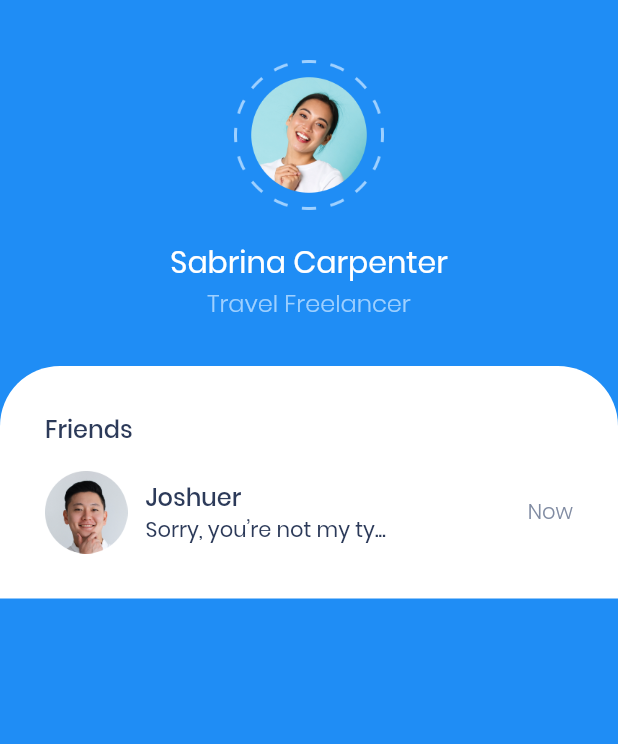
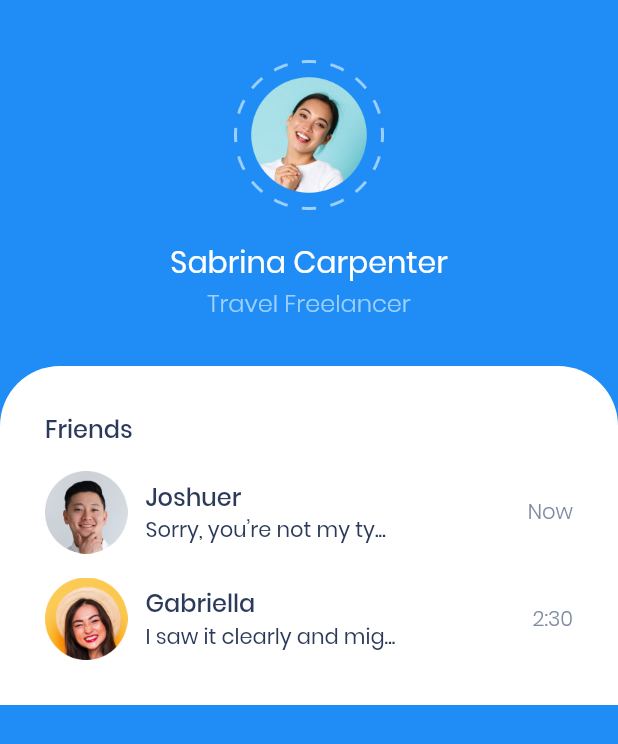
Before and after one commit to Dzaky02/chatty_apps, a Flutter app: the screen it shows after launch, on a phone screen of 412 x 824 dp. Shown: the top 744 px of the screen. Run offline on Flutter 3.47's test engine with Material 2 defaults, Android fonts, the light colour scheme and no system bars.

Commit message:
Custom Widget chat_tile.

```diff
--- a/lib/pages/home_page.dart
+++ b/lib/pages/home_page.dart
@@ -1,6 +1,6 @@
 import 'package:chatty_apps/theme.dart';
 import 'package:flutter/material.dart';
-import '';
+import 'package:chatty_apps/widgets/chat_tile.dart';
 
 class HomePage extends StatelessWidget {
   @override
@@ -49,38 +49,17 @@ class HomePage extends StatelessWidget {
                       'Friends',
                       style: titleTextStyle,
                     ),
-                    SizedBox(
-                      height: 16,
+                    ChatTile(
+                      imageURL: 'assets/images/pic_friend_1.png',
+                      name: 'Joshuer',
+                      textMessage: 'Sorry, you’re not my ty...',
+                      recieveTime: 'Now',
                     ),
-                    Row(
-                      children: [
-                        Image.asset(
-                          'assets/images/pic_friend_1.png',
-                          height: 55,
-                          width: 55,
-                        ),
-                        SizedBox(
-                          width: 12,
-                        ),
-                        Column(
-                          crossAxisAlignment: CrossAxisAlignment.start,
-                          children: [
-                            Text(
-                              'Joshuer',
-                              style: titleTextStyle,
-                            ),
-                            Text(
-                              'Sorry, you’re not my ty...',
-                              style: unReadTextStyle,
-                            ),
-                          ],
-                        ),
-                        Spacer(),
-                        Text(
-                          'Now',
-                          style: subTitleTextStyle,
-                        ),
-                      ],
+                    ChatTile(
+                      imageURL: 'assets/images/pic_friend_2.png',
+                      name: 'Gabriella',
+                      textMessage: 'I saw it clearly and mig...',
+                      recieveTime: '2:30',
                     ),
                   ],
                 ),
--- /dev/null
+++ b/lib/widgets/chat_tile.dart
@@ -0,0 +1,48 @@
+import 'package:flutter/material.dart';
+import 'package:chatty_apps/theme.dart';
+
+class ChatTile extends StatelessWidget {
+  final imageURL;
+  final name;
+  final textMessage;
+  final recieveTime;
+
+  ChatTile({this.imageURL, this.name, this.textMessage, this.recieveTime});
+
+  @override
+  Widget build(BuildContext context) {
+    return Padding(
+      padding: EdgeInsets.only(top: 16),
+      child: Row(
+        children: [
+          Image.asset(
+            imageURL,
+            height: 55,
+            width: 55,
+          ),
+          SizedBox(
+            width: 12,
+          ),
+          Column(
+            crossAxisAlignment: CrossAxisAlignment.start,
+            children: [
+              Text(
+                name,
+                style: titleTextStyle,
+              ),
+              Text(
+                textMessage,
+                style: unReadTextStyle,
+              ),
+            ],
+          ),
+          Spacer(),
+          Text(
+            recieveTime,
+            style: subTitleTextStyle,
+          ),
+        ],
+      ),
+    );
+  }
+}
```
